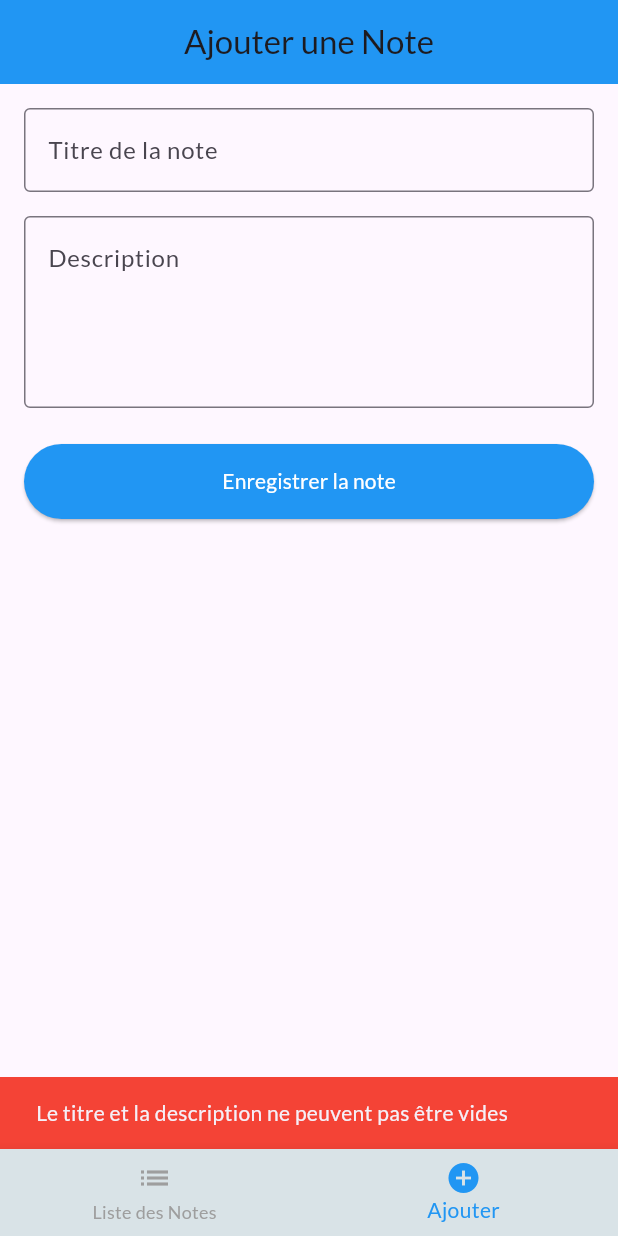
After one commit to romaricawesso/Application-de-todo-list, a Flutter app: the MesNotesPage screen opened directly, item 2 of the bottom bar chosen, after a tap on "Enregistrer la note", on a phone screen of 412 x 824 dp. The commit adds this screen. Run offline on Flutter 3.47's test engine with Material 3 defaults, Android fonts, the phone set to English and light mode, and no system bars; our stand-ins replace google_fonts.

Commit message:
mise en place total des pages

```diff
--- a/lib/presentation/notes.dart
+++ b/lib/presentation/notes.dart
@@ -1,31 +1,59 @@
 import 'package:flutter/material.dart';
+import 'package:projetfinal/presentation/widget/ajoutpagenote.dart';
+import 'package:projetfinal/presentation/widget/listepagenote.dart';
 
 class MesNotesPage extends StatefulWidget {
   const MesNotesPage({super.key});
 
   @override
-  State<MesNotesPage> createState() => _MesNotesPageState();
+  _MesNotesPageState createState() => _MesNotesPageState();
 }
 
 class _MesNotesPageState extends State<MesNotesPage> {
+  int _selectedIndex = 0;
+  static const List<Widget> _pages = <Widget>[
+    ListeNotesPage(),
+    AjouterNotePage(),
+  ];
+
+
+  static const List<String> _pageTitles = <String>[
+    'Liste des Notes',
+    'Ajouter une Note',
+  ];
+
+
+  void _onItemTapped(int index) {
+    setState(() {
+      _selectedIndex = index;
+    });
+  }
+
   @override
   Widget build(BuildContext context) {
     return Scaffold(
       appBar: AppBar(
         backgroundColor: Colors.blue,
+        title: Text(_pageTitles[_selectedIndex]),
         centerTitle: true,
-        title: const Text(
-          'Mes Notes',
-        ),
       ),
-      body: const Center(
-        child: Text(
-          'Bienvenue sur Mes Notes',
-          style: TextStyle(
-            fontSize: 24,
-            fontWeight: FontWeight.bold,
+      body: _pages.elementAt(_selectedIndex),
+      bottomNavigationBar: BottomNavigationBar(
+        backgroundColor: const Color.fromARGB(255, 217, 227, 231),
+        currentIndex: _selectedIndex,
+        selectedItemColor: Colors.blue,
+        unselectedItemColor: Colors.grey,
+        onTap: _onItemTapped,
+        items: const <BottomNavigationBarItem>[
+          BottomNavigationBarItem(
+            icon: Icon(Icons.list),
+            label: 'Liste des Notes',
           ),
-        ),
+          BottomNavigationBarItem(
+            icon: Icon(Icons.add_circle),
+            label: 'Ajouter',
+          ),
+        ],
       ),
     );
   }
--- /dev/null
+++ b/lib/presentation/widget/ajoutpagenote.dart
@@ -0,0 +1,85 @@
+import 'package:flutter/material.dart';
+
+class AjouterNotePage extends StatelessWidget {
+  const AjouterNotePage({super.key});
+
+  @override
+  Widget build(BuildContext context) {
+    final TextEditingController _titleController = TextEditingController();
+    final TextEditingController _descriptionController =TextEditingController();
+
+    return Scaffold(
+      body: Padding(
+        padding: const EdgeInsets.all(16.0),
+        child: Column(
+          mainAxisAlignment: MainAxisAlignment.start,
+          crossAxisAlignment: CrossAxisAlignment.center,
+          children: [
+            TextFormField(
+              controller: _titleController,
+              decoration: const InputDecoration(
+                labelText: 'Titre de la note',
+                border: OutlineInputBorder(),
+              ),
+              validator: (value) {
+                if (value == null || value.isEmpty) {
+                  return 'Veuillez entrer un titre pour la note';
+                }
+                return null;
+              },
+            ),
+            const SizedBox(height: 16),
+
+            TextFormField(
+              controller: _descriptionController,
+              maxLines: 4,
+              decoration: const InputDecoration(
+                labelText: 'Description',
+                border: OutlineInputBorder(),
+                alignLabelWithHint: true,
+                hintText: 'Entrez une description ici',
+              ),
+              validator: (value) {
+                if (value == null || value.isEmpty) {
+                  return 'Veuillez entrer une description pour la note';
+                }
+                return null;
+              },
+            ),
+            const SizedBox(height: 24),
+
+
+            ElevatedButton(
+              style: ElevatedButton.styleFrom(
+                backgroundColor: Colors.blue,
+                minimumSize: const Size.fromHeight(50),
+              ),
+              onPressed: () {
+                if (_titleController.text.isNotEmpty &&
+                    _descriptionController.text.isNotEmpty) {
+                  ScaffoldMessenger.of(context).showSnackBar(
+                    const SnackBar(content: Text('Note ajoutée avec succès !')),
+                  );
+                  Navigator.pop(context);
+                } else {
+                  ScaffoldMessenger.of(context).showSnackBar(
+                    const SnackBar(
+                      content: Text(
+                        'Le titre et la description ne peuvent pas être vides',
+                      ),
+                      backgroundColor: Colors.red,
+                    ),
+                  );
+                }
+              },
+              child: const Text(
+                'Enregistrer la note',
+                style: TextStyle(color: Colors.white),
+              ),
+            ),
+          ],
+        ),
+      ),
+    );
+  }
+}
--- /dev/null
+++ b/lib/presentation/widget/listepagenote.dart
@@ -0,0 +1,151 @@
+import 'package:flutter/material.dart';
+
+class ListeNotesPage extends StatelessWidget {
+  const ListeNotesPage({super.key});
+
+  @override
+  Widget build(BuildContext context) {
+    return ListView.builder(
+      itemCount: 5,
+      itemBuilder: (context, index) {
+        return Card(
+          margin: const EdgeInsets.all(8.0),
+          child: ListTile(
+            leading: const Icon(Icons.note, color: Colors.blue),
+            title: Text('Note ${index + 1}'),
+            subtitle: Text('Cette note est un exemple.'),
+            trailing: Row(
+              mainAxisSize: MainAxisSize.min,
+              children: [
+                IconButton(
+                  icon: const Icon(Icons.edit, color: Colors.grey),
+                  onPressed: () {
+                    _showEditNoteDialog(context, index);
+                  },
+                ),
+                IconButton(
+                  icon: const Icon(Icons.delete, color: Colors.red),
+                  onPressed: () {
+                    _deleteNoteDialog(context, index);
+                  },
+                ),
+              ],
+            ),
+          ),
+        );
+      },
+    );
+  }
+
+
+  Future<void> _showEditNoteDialog(BuildContext context, int index) async {
+  TextEditingController _titleController = TextEditingController();
+  TextEditingController _descriptionController = TextEditingController();
+
+  // Charger les valeurs existantes pour le titre et la description
+  _titleController.text = "Note ${index + 1}";
+  _descriptionController.text = "Description ${index + 1}";
+
+  return showDialog<void>(
+    context: context,
+    builder: (BuildContext context) {
+      return AlertDialog(
+        title: const Text('Modifier la note'),
+        content: SingleChildScrollView(
+          child: Column(
+            children: [
+              // Champ : Modifier le titre de la note
+              TextFormField(
+                controller: _titleController,
+                decoration: const InputDecoration(
+                  labelText: 'Titre',
+                  hintText: 'Entrez le nouveau titre',
+                  border: OutlineInputBorder(),
+                ),
+              ),
+              const SizedBox(height: 16),
+
+              // Champ : Modifier la description de la note
+              TextFormField(
+                controller: _descriptionController,
+                maxLines: 4,
+                decoration: const InputDecoration(
+                  labelText: 'Description',
+                  hintText: 'Entrez la description mise à jour',
+                  border: OutlineInputBorder(),
+                  alignLabelWithHint: true,
+                ),
+              ),
+            ],
+          ),
+        ),
+        actions: <Widget>[
+          // Bouton Annuler
+          TextButton(
+            onPressed: () {
+              Navigator.of(context).pop(); // Fermer la boîte de dialogue
+            },
+            child: const Text('Annuler', style: TextStyle(color: Colors.red)),
+          ),
+          // Bouton Enregistrer
+          TextButton(
+            onPressed: () {
+              String updatedTitle = _titleController.text;
+              String updatedDescription = _descriptionController.text;
+
+              if (updatedTitle.isNotEmpty && updatedDescription.isNotEmpty) {
+                // Met à jour la note avec le titre et la description
+                // TODO : Implémente la logique pour sauvegarder les modifications
+
+                ScaffoldMessenger.of(context).showSnackBar(
+                  const SnackBar(
+                    content: Text('Note mise à jour avec succès !'),
+                    backgroundColor: Colors.green,
+                  ),
+                );
+                Navigator.of(context).pop(); // Fermer la boîte de dialogue
+              } else {
+                // Message d'erreur si les champs sont vides
+                ScaffoldMessenger.of(context).showSnackBar(
+                  const SnackBar(
+                    content: Text('Les champs ne peuvent pas être vides'),
+                    backgroundColor: Colors.red,
+                  ),
+                );
+              }
+            },
+            child: const Text('Enregistrer'),
+          ),
+        ],
+      );
+    },
+  );
+}
+
+  Future<void> _deleteNoteDialog(BuildContext context, int index) async {
+    return showDialog<void>(
+      context: context,
+      builder: (BuildContext context) {
+        return AlertDialog(
+          title: const Text('Supprimer la note'),
+          content: Text('Voulez-vous vraiment supprimer cette note ?'),
+          actions: <Widget>[
+            TextButton(
+              onPressed: () {
+                Navigator.of(context).pop();
+              },
+              child: const Text('Non'),
+            ),
+            TextButton(
+              onPressed: () {
+                print('Note $index supprimée');
+                Navigator.of(context).pop();
+              },
+              child: const Text('Oui'),
+            ),
+          ],
+        );
+      },
+    );
+  }
+}
```
